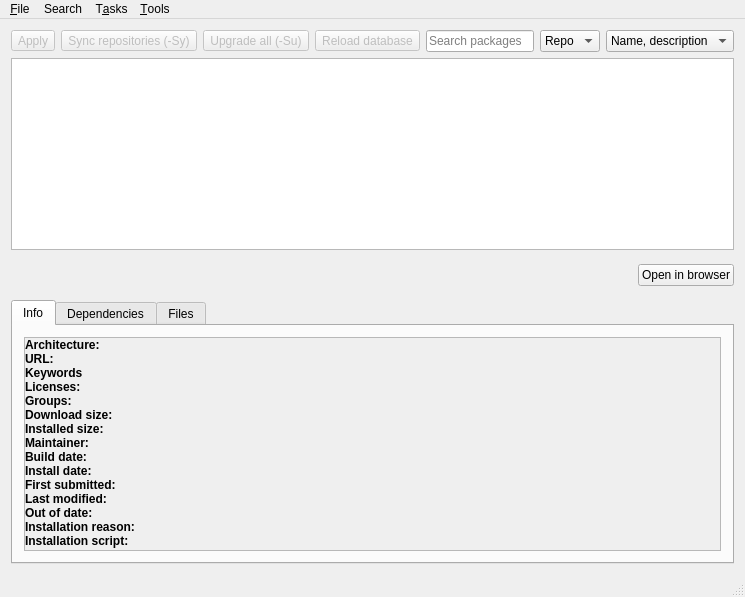
This is src/mainwindow.ui in Shatur/orson as Qt 5 draws it before an edit. The edited form follows.
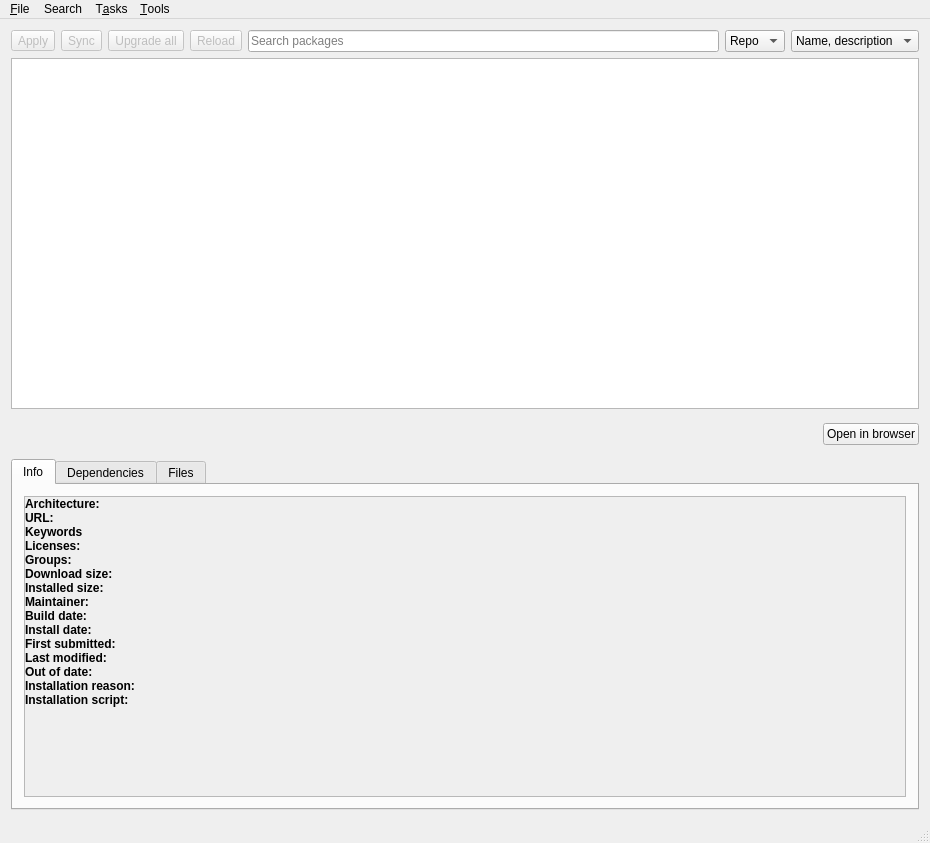
This is the edited form. Icons and pictures are not drawn. Custom widgets are drawn as their Qt base class.

Commit message: Use shorter button names

```diff
--- a/src/mainwindow.ui
+++ b/src/mainwindow.ui
@@ -2,6 +2,14 @@
 <ui version="4.0">
  <class>MainWindow</class>
  <widget class="QMainWindow" name="MainWindow">
+  <property name="geometry">
+   <rect>
+    <x>0</x>
+    <y>0</y>
+    <width>930</width>
+    <height>843</height>
+   </rect>
+  </property>
   <property name="windowTitle">
    <string>Orson</string>
   </property>
@@ -39,11 +47,11 @@
          <bool>false</bool>
         </property>
         <property name="toolTip">
-         <string>Check for updates</string>
-        </property>
-        <property name="text">
          <string>Sync repositories (-Sy)</string>
         </property>
+        <property name="text">
+         <string>Sync</string>
+        </property>
         <property name="icon">
          <iconset theme="mail-send-receive">
           <normaloff>.</normaloff>.</iconset>
@@ -61,9 +69,12 @@
         <property name="enabled">
          <bool>false</bool>
         </property>
-        <property name="text">
+        <property name="toolTip">
          <string>Upgrade all (-Su)</string>
         </property>
+        <property name="text">
+         <string>Upgrade all</string>
+        </property>
         <property name="icon">
          <iconset theme="go-up">
           <normaloff>.</normaloff>.</iconset>
@@ -85,7 +96,7 @@
          <string>Reload database</string>
         </property>
         <property name="text">
-         <string>Reload database</string>
+         <string>Reload</string>
         </property>
         <property name="icon">
          <iconset theme="reload">
```
